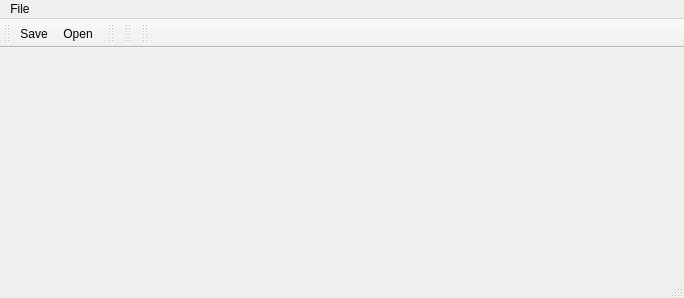
First picture: the form in SketchTool/mainwindow.ui, repository ncasale/sketch_tool, before the edit.
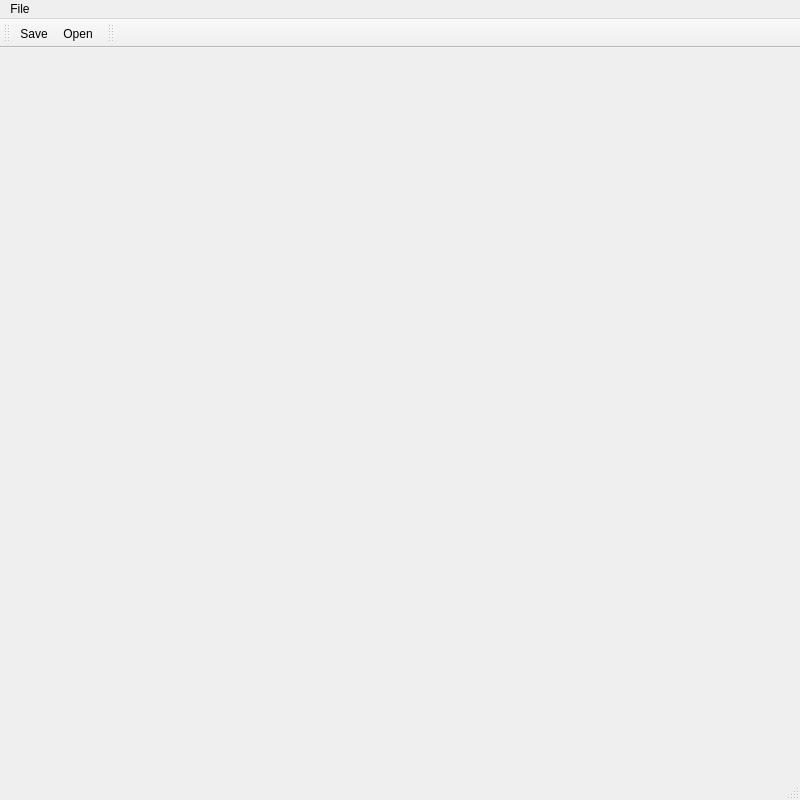
Second picture: the form after the edit. Icons and pictures are not drawn. Custom widgets are drawn as their Qt base class.

```diff
--- a/SketchTool/mainwindow.ui
+++ b/SketchTool/mainwindow.ui
@@ -6,8 +6,8 @@
    <rect>
     <x>0</x>
     <y>0</y>
-    <width>684</width>
-    <height>298</height>
+    <width>800</width>
+    <height>800</height>
    </rect>
   </property>
   <property name="focusPolicy">
@@ -24,7 +24,7 @@
     <rect>
      <x>0</x>
      <y>0</y>
-     <width>684</width>
+     <width>800</width>
      <height>17</height>
     </rect>
    </property>
@@ -64,28 +64,6 @@
     <bool>false</bool>
    </attribute>
   </widget>
-  <widget class="QToolBar" name="toolBar_2">
-   <property name="windowTitle">
-    <string>toolBar_2</string>
-   </property>
-   <attribute name="toolBarArea">
-    <enum>TopToolBarArea</enum>
-   </attribute>
-   <attribute name="toolBarBreak">
-    <bool>false</bool>
-   </attribute>
-  </widget>
-  <widget class="QToolBar" name="toolBar_3">
-   <property name="windowTitle">
-    <string>toolBar_3</string>
-   </property>
-   <attribute name="toolBarArea">
-    <enum>TopToolBarArea</enum>
-   </attribute>
-   <attribute name="toolBarBreak">
-    <bool>false</bool>
-   </attribute>
-  </widget>
   <action name="actionClose">
    <property name="text">
     <string>Close</string>
```
